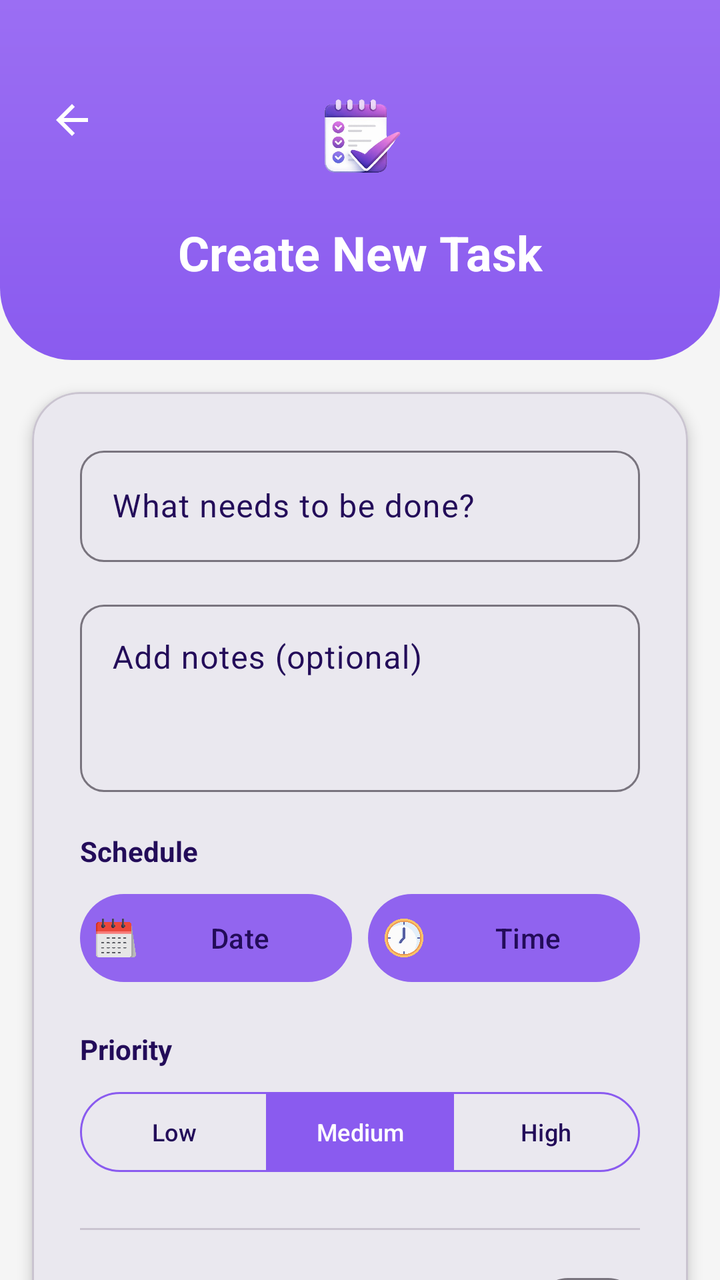
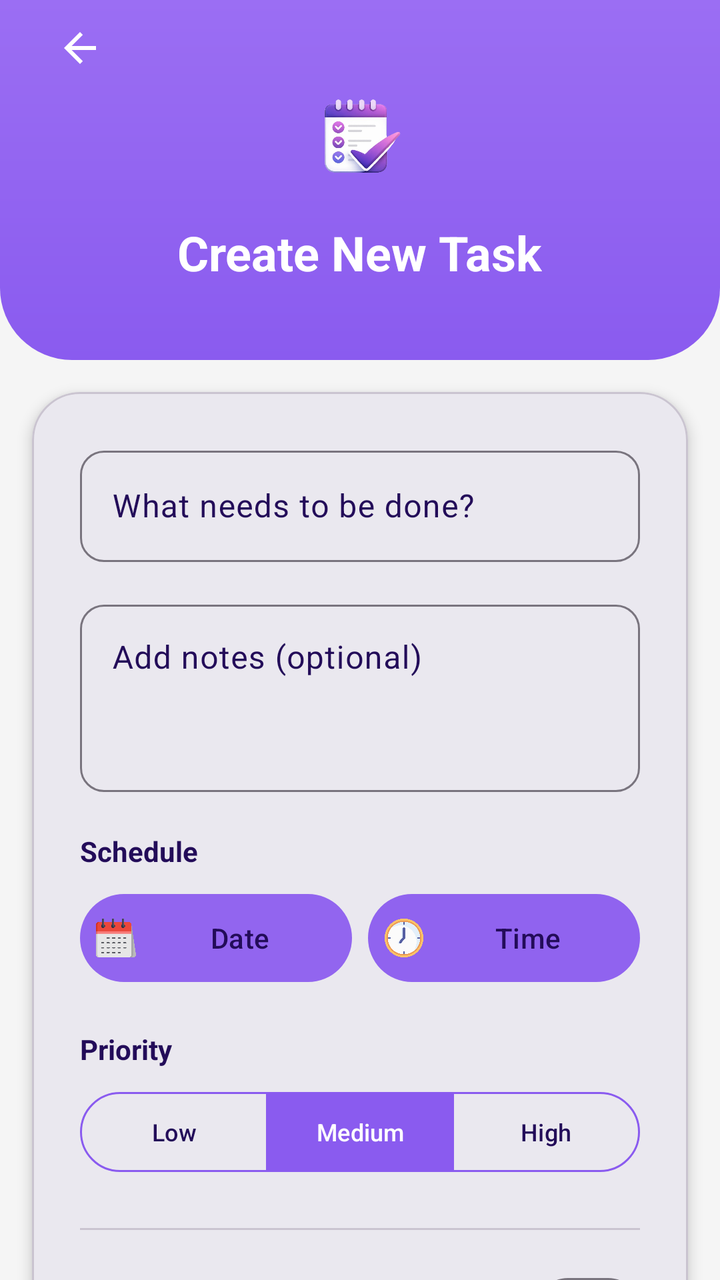

Screens rendered from an Android XML layout before and after an edit, with the pre-edit source and the edit as a unified diff.
<!-- AndroidManifest.xml: application theme Theme.PlanUp -->
<!-- res/layout/activity_add_task.xml -->
<?xml version="1.0" encoding="utf-8"?>
<androidx.constraintlayout.widget.ConstraintLayout xmlns:android="http://schemas.android.com/apk/res/android"
    xmlns:app="http://schemas.android.com/apk/res-auto"
    xmlns:tools="http://schemas.android.com/tools"
    android:id="@+id/main"
    android:layout_width="match_parent"
    android:layout_height="match_parent"
    tools:context=".AddTaskActivity"
    android:background="@color/background_light">

    
    <View
        android:id="@+id/headerBg"
        android:layout_width="0dp"
        android:layout_height="180dp"
        android:background="@drawable/bg_header"
        app:layout_constraintTop_toTopOf="parent"
        app:layout_constraintStart_toStartOf="parent"
        app:layout_constraintEnd_toEndOf="parent" />

    
    <ImageView
        android:id="@+id/btnBack"
        android:layout_width="48dp"
        android:layout_height="48dp"
        android:layout_marginStart="12dp"
        android:layout_marginTop="36dp"
        android:padding="12dp"
        android:background="?attr/selectableItemBackgroundBorderless"
        android:src="@drawable/ic_back"
        app:layout_constraintStart_toStartOf="parent"
        app:layout_constraintTop_toTopOf="parent"
        app:tint="@color/white" />

    
    <LinearLayout
        android:layout_width="wrap_content"
        android:layout_height="wrap_content"
        android:orientation="vertical"
        android:gravity="center"
        app:layout_constraintTop_toTopOf="@id/headerBg"
        app:layout_constraintBottom_toBottomOf="@id/headerBg"
        app:layout_constraintStart_toStartOf="parent"
        app:layout_constraintEnd_toEndOf="parent">

        <ImageView
            android:id="@+id/ivLogo"
            android:layout_width="64dp"
            android:layout_height="64dp"
            android:layout_marginBottom="8dp"
            android:src="@drawable/logo_planup" />

        <TextView
            android:id="@+id/tvTitle"
            style="@style/AppText.Header"
            android:layout_width="wrap_content"
            android:layout_height="wrap_content"
            android:text="Create New Task"
            android:textColor="@color/white" />

    </LinearLayout>

    <androidx.core.widget.NestedScrollView
        android:layout_width="0dp"
        android:layout_height="0dp"
        android:fillViewport="true"
        android:clipToPadding="false"
        android:paddingBottom="32dp"
        app:layout_constraintTop_toBottomOf="@id/headerBg"
        app:layout_constraintBottom_toBottomOf="parent"
        app:layout_constraintStart_toStartOf="parent"
        app:layout_constraintEnd_toEndOf="parent">

        <com.google.android.material.card.MaterialCardView
            android:layout_width="match_parent"
            android:layout_height="wrap_content"
            android:layout_margin="16dp"
            app:cardCornerRadius="24dp"
            app:cardElevation="4dp"
            app:cardBackgroundColor="@color/white">

            <LinearLayout
                android:layout_width="match_parent"
                android:layout_height="wrap_content"
                android:orientation="vertical"
                android:padding="24dp">

                <com.google.android.material.textfield.TextInputLayout
                    style="@style/Widget.Material3.TextInputLayout.OutlinedBox"
                    android:layout_width="match_parent"
                    android:layout_height="wrap_content"
                    android:hint="What needs to be done?"
                    app:boxCornerRadiusBottomEnd="12dp"
                    app:boxCornerRadiusBottomStart="12dp"
                    app:boxCornerRadiusTopEnd="12dp"
                    app:boxCornerRadiusTopStart="12dp">

                    <com.google.android.material.textfield.TextInputEditText
                        android:id="@+id/etTaskTitle"
                        android:layout_width="match_parent"
                        android:layout_height="wrap_content"
                        android:inputType="textCapSentences" />
                </com.google.android.material.textfield.TextInputLayout>

                <com.google.android.material.textfield.TextInputLayout
                    style="@style/Widget.Material3.TextInputLayout.OutlinedBox"
                    android:layout_width="match_parent"
                    android:layout_height="wrap_content"
                    android:layout_marginTop="16dp"
                    android:hint="Add notes (optional)"
                    app:boxCornerRadiusBottomEnd="12dp"
                    app:boxCornerRadiusBottomStart="12dp"
                    app:boxCornerRadiusTopEnd="12dp"
                    app:boxCornerRadiusTopStart="12dp">

                    <com.google.android.material.textfield.TextInputEditText
                        android:id="@+id/etTaskDesc"
                        android:layout_width="match_parent"
                        android:layout_height="wrap_content"
                        android:gravity="top"
                        android:minLines="3"
                        android:inputType="textMultiLine|textCapSentences" />
                </com.google.android.material.textfield.TextInputLayout>

                <TextView
                    style="@style/AppText.Body"
                    android:layout_width="wrap_content"
                    android:layout_height="wrap_content"
                    android:layout_marginTop="20dp"
                    android:text="Schedule"
                    android:textStyle="bold"
                    android:textColor="@color/primaryColor"/>

                <LinearLayout
                    android:layout_width="match_parent"
                    android:layout_height="wrap_content"
                    android:layout_marginTop="8dp"
                    android:orientation="horizontal">

                    <com.google.android.material.button.MaterialButton
                        android:id="@+id/btnDate"
                        style="@style/Widget.Material3.Button.TonalButton"
                        android:layout_width="0dp"
                        android:layout_height="52dp"
                        android:layout_marginEnd="8dp"
                        android:layout_weight="1"
                        android:text="Date"
                        android:textColor="@color/primaryColor"
                        android:textSize="14sp"
                        android:paddingHorizontal="8dp"
                        android:lines="1"
                        android:ellipsize="end"
                        app:backgroundTint="#9265EF"
                        app:icon="@drawable/ic_calendar"
                        app:iconPadding="4dp"
                        app:iconSize="20dp"
                        app:iconTint="@null" />

                    <com.google.android.material.button.MaterialButton
                        android:id="@+id/btnTime"
                        style="@style/Widget.Material3.Button.TonalButton"
                        android:layout_width="0dp"
                        android:layout_height="52dp"
                        android:layout_weight="1"
                        android:text="Time"
                        android:textColor="@color/primaryColor"
                        android:textSize="14sp"
                        android:paddingHorizontal="8dp"
                        android:lines="1"
                        android:ellipsize="end"
                        app:backgroundTint="#9063EF"
                        app:icon="@drawable/ic_time"
                        app:iconPadding="4dp"
                        app:iconSize="20dp"
                        app:iconTint="@null" />
                </LinearLayout>

                <TextView
                    style="@style/AppText.Body"
                    android:layout_width="wrap_content"
                    android:layout_height="wrap_content"
                    android:layout_marginTop="20dp"
                    android:text="Priority"
                    android:textStyle="bold"
                    android:textColor="@color/primaryColor"/>

                <com.google.android.material.button.MaterialButtonToggleGroup
                    android:id="@+id/togglePriority"
                    android:layout_width="match_parent"
                    android:layout_height="wrap_content"
                    android:layout_marginTop="8dp"
                    app:singleSelection="true"
                    app:selectionRequired="true"
                    app:checkedButton="@+id/btnMedium">

                    <com.google.android.material.button.MaterialButton
                        android:id="@+id/btnLow"
                        style="@style/Widget.Material3.Button.OutlinedButton"
                        android:layout_width="0dp"
                        android:layout_height="wrap_content"
                        android:layout_weight="1"
                        android:paddingHorizontal="0dp"
                        android:insetLeft="0dp"
                        android:insetRight="0dp"
                        android:textSize="12sp"
                        android:text="Low"
                        android:textColor="@color/selector_priority_text"
                        app:strokeColor="@color/headerEndColor"
                        app:backgroundTint="@color/selector_priority_button" />

                    <com.google.android.material.button.MaterialButton
                        android:id="@+id/btnMedium"
                        style="@style/Widget.Material3.Button.OutlinedButton"
                        android:layout_width="0dp"
                        android:layout_height="wrap_content"
                        android:layout_weight="1"
                        android:paddingHorizontal="0dp"
                        android:insetLeft="0dp"
                        android:insetRight="0dp"
                        android:textSize="12sp"
                        android:text="Medium"
                        android:textColor="@color/selector_priority_text"
                        app:strokeColor="@color/headerEndColor"
                        app:backgroundTint="@color/selector_priority_button" />

                    <com.google.android.material.button.MaterialButton
                        android:id="@+id/btnHigh"
                        style="@style/Widget.Material3.Button.OutlinedButton"
                        android:layout_width="0dp"
                        android:layout_height="wrap_content"
                        android:layout_weight="1"
                        android:paddingHorizontal="0dp"
                        android:insetLeft="0dp"
                        android:insetRight="0dp"
                        android:textSize="12sp"
                        android:text="High"
                        android:textColor="@color/selector_priority_text"
                        app:strokeColor="@color/headerEndColor"
                        app:backgroundTint="@color/selector_priority_button" />
                </com.google.android.material.button.MaterialButtonToggleGroup>

                <com.google.android.material.divider.MaterialDivider
                    android:layout_width="match_parent"
                    android:layout_height="wrap_content"
                    android:layout_marginTop="24dp"
                    android:layout_marginBottom="16dp"/>

                <RelativeLayout
                    android:layout_width="match_parent"
                    android:layout_height="wrap_content"
                    android:gravity="center_vertical">

                    <TextView
                        style="@style/AppText.Body"
                        android:layout_width="wrap_content"
                        android:layout_height="wrap_content"
                        android:layout_centerVertical="true"
                        android:text="Remind me"
                        android:textStyle="bold" />

                    <com.google.android.material.materialswitch.MaterialSwitch
                        android:id="@+id/switchAlarm"
                        android:layout_width="wrap_content"
                        android:layout_height="wrap_content"
                        android:layout_alignParentEnd="true" />
                </RelativeLayout>

                <com.google.android.material.button.MaterialButton
                    android:id="@+id/btnSaveTask"
                    style="@style/AppButton"
                    android:layout_width="match_parent"
                    android:layout_marginTop="32dp"
                    android:text="Save Task"
                    app:cornerRadius="16dp" />

            </LinearLayout>
        </com.google.android.material.card.MaterialCardView>
    </androidx.core.widget.NestedScrollView>

</androidx.constraintlayout.widget.ConstraintLayout>
<!-- resources referenced by this layout -->
<resources>
  <color name="background_light">#F5F5F5</color>
  <color name="headerEndColor">#8A5BEF</color>
  <color name="primaryColor">#230C59</color>
  <color name="white">#FFFFFFFF</color>
  <!-- drawable bg_header (drawable) -->
  <?xml version="1.0" encoding="utf-8"?>
  <shape xmlns:android="http://schemas.android.com/apk/res/android">
      <gradient
          android:startColor="#9B6EF3"
          android:endColor="#8A5BEF"
          android:angle="270"/>
  
      <corners
          android:bottomLeftRadius="36dp"
          android:bottomRightRadius="36dp"/>
  </shape>
  <!-- drawable ic_back (drawable) -->
  <vector xmlns:android="http://schemas.android.com/apk/res/android"
      android:width="24dp"
      android:height="24dp"
      android:viewportWidth="24"
      android:viewportHeight="24">
    <path
        android:fillColor="#000000"
        android:pathData="M20,11H7.83l5.59,-5.59L12,4l-8,8 8,8 1.41,-1.41L7.83,13H20v-2z"/>
  </vector>
  <style name="AppButton" parent="Widget.Material3.Button">
          <item name="android:layout_height">52dp</item>
          <item name="android:insetTop">0dp</item>
          <item name="android:insetBottom">0dp</item>
          <item name="android:background">@drawable/bg_button_gradient</item>
          <item name="backgroundTint">@null</item>
          <item name="android:textColor">@color/white</item>
          <item name="android:textAllCaps">false</item>
          <item name="android:textSize">16sp</item>
          <item name="android:textStyle">bold</item>
          <item name="cornerRadius">12dp</item>
      </style>
  <style name="AppText.Body" parent="AppText">
          <item name="android:textSize">14sp</item>
          <item name="android:textColor">@color/textColorSecondary</item>
      </style>
  <style name="AppText.Header" parent="AppText">
          <item name="android:textSize">24sp</item>
          <item name="android:textStyle">bold</item>
      </style>
  <style name="Theme.PlanUp" parent="Base.Theme.PlanUp" />
  <!-- drawable bg_button_gradient (drawable) -->
  <?xml version="1.0" encoding="utf-8"?>
  <ripple xmlns:android="http://schemas.android.com/apk/res/android"
      android:color="@color/secondaryColor">
      <item>
          <shape android:shape="rectangle">
              <gradient
                  android:startColor="#9B6EF3"
                  android:endColor="#8A5BEF"
                  android:angle="270"/>
              <corners android:radius="12dp"/>
          </shape>
      </item>
  </ripple>
  <style name="AppText" parent="android:Widget.TextView">
          <item name="android:textColor">@color/textColorPrimary</item>
      </style>
  <color name="textColorSecondary">#616161</color>
  <color name="secondaryColor">#EDE7FF</color>
  <color name="textColorPrimary">#230C59</color>
  <color name="primaryDarkColor">#1A0844</color>
  <style name="DatePickerTheme" parent="Theme.Material3.DayNight.Dialog">
          <item name="colorPrimary">@color/primaryColor</item>
          <item name="colorOnPrimary">@color/white</item>
          <item name="colorSurface">@color/white</item>
          <item name="colorOnSurface">@color/textColorPrimary</item>
          <item name="colorAccent">@color/primaryColor</item>
          <item name="android:buttonBarPositiveButtonStyle">@style/DialogButtonStyle</item>
          <item name="android:buttonBarNegativeButtonStyle">@style/DialogButtonStyle</item>
      </style>
  <style name="DialogButtonStyle" parent="Widget.Material3.Button.TextButton">
          <item name="android:textColor">@color/primaryColor</item>
      </style>
  <!-- unchanged entries left out for length: 4 -->
</resources>

<!-- the commit's change to res/layout/activity_add_task.xml (unified diff, before → after) -->
@@ -9,54 +9,49 @@
     android:background="@color/background_light">
 
     
-    <View
-        android:id="@+id/headerBg"
+    <LinearLayout
+        android:id="@+id/layoutHeader"
         android:layout_width="0dp"
         android:layout_height="180dp"
         android:background="@drawable/bg_header"
+        android:orientation="vertical"
+        android:paddingHorizontal="16dp"
         app:layout_constraintTop_toTopOf="parent"
         app:layout_constraintStart_toStartOf="parent"
-        app:layout_constraintEnd_toEndOf="parent" />
-
-    
-    <ImageView
-        android:id="@+id/btnBack"
-        android:layout_width="48dp"
-        android:layout_height="48dp"
-        android:layout_marginStart="12dp"
-        android:layout_marginTop="36dp"
-        android:padding="12dp"
-        android:background="?attr/selectableItemBackgroundBorderless"
-        android:src="@drawable/ic_back"
-        app:layout_constraintStart_toStartOf="parent"
-        app:layout_constraintTop_toTopOf="parent"
-        app:tint="@color/white" />
-
-    
-    <LinearLayout
-        android:layout_width="wrap_content"
-        android:layout_height="wrap_content"
-        android:orientation="vertical"
-        android:gravity="center"
-        app:layout_constraintTop_toTopOf="@id/headerBg"
-        app:layout_constraintBottom_toBottomOf="@id/headerBg"
-        app:layout_constraintStart_toStartOf="parent"
         app:layout_constraintEnd_toEndOf="parent">
 
         <ImageView
-            android:id="@+id/ivLogo"
-            android:layout_width="64dp"
-            android:layout_height="64dp"
-            android:layout_marginBottom="8dp"
-            android:src="@drawable/logo_planup" />
-
-        <TextView
-            android:id="@+id/tvTitle"
-            style="@style/AppText.Header"
-            android:layout_width="wrap_content"
-            android:layout_height="wrap_content"
-            android:text="Create New Task"
-            android:textColor="@color/white" />
+            android:id="@+id/btnBack"
+            android:layout_width="48dp"
+            android:layout_height="48dp"
+            android:padding="12dp"
+            android:background="?attr/selectableItemBackgroundBorderless"
+            android:src="@drawable/ic_back"
+            app:tint="@color/white"
+            android:contentDescription="Back" />
+
+        <LinearLayout
+            android:layout_width="match_parent"
+            android:layout_height="match_parent"
+            android:gravity="center"
+            android:orientation="vertical"
+            android:layout_marginTop="-48dp">
+
+            <ImageView
+                android:id="@+id/ivLogo"
+                android:layout_width="64dp"
+                android:layout_height="64dp"
+                android:layout_marginBottom="8dp"
+                android:src="@drawable/logo_planup" />
+
+            <TextView
+                android:id="@+id/tvTitle"
+                style="@style/AppText.Header"
+                android:layout_width="wrap_content"
+                android:layout_height="wrap_content"
+                android:text="Create New Task"
+                android:textColor="@color/white" />
+        </LinearLayout>
 
     </LinearLayout>
 
@@ -66,7 +61,7 @@
         android:fillViewport="true"
         android:clipToPadding="false"
         android:paddingBottom="32dp"
-        app:layout_constraintTop_toBottomOf="@id/headerBg"
+        app:layout_constraintTop_toBottomOf="@id/layoutHeader"
         app:layout_constraintBottom_toBottomOf="parent"
         app:layout_constraintStart_toStartOf="parent"
         app:layout_constraintEnd_toEndOf="parent">
